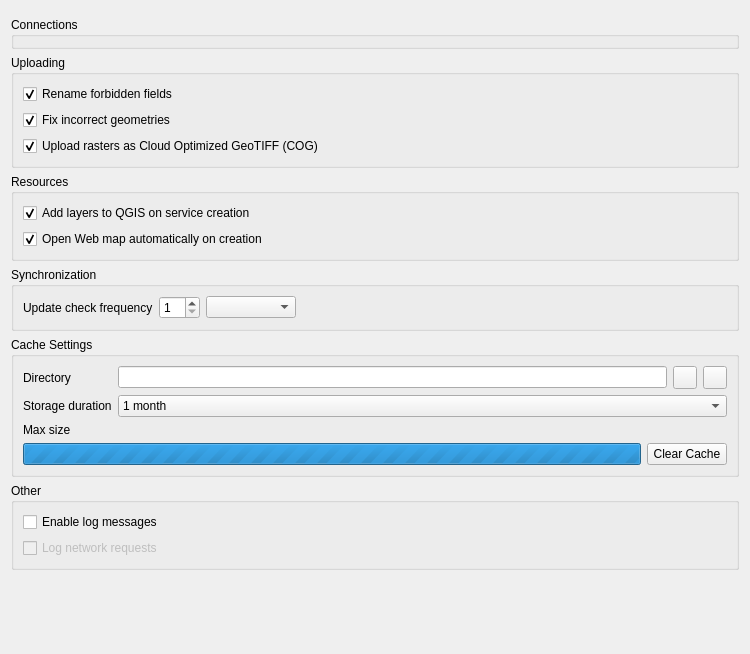
nextgis/nextgis_connect, file src/nextgis_connect/settings/settings_dialog_base.ui: the form before one commit.
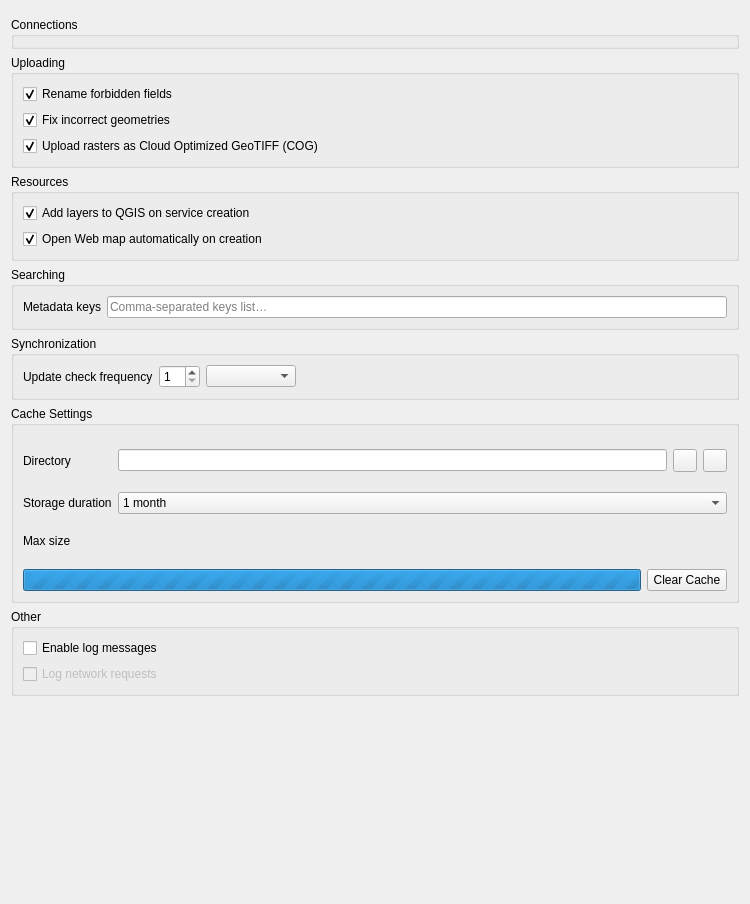
The form after the commit. Custom widgets are drawn as their Qt base class.

Commit message: Add search widgets and settings

```diff
--- a/src/nextgis_connect/settings/settings_dialog_base.ui
+++ b/src/nextgis_connect/settings/settings_dialog_base.ui
@@ -7,7 +7,7 @@
     <x>0</x>
     <y>0</y>
     <width>750</width>
-    <height>654</height>
+    <height>904</height>
    </rect>
   </property>
   <property name="sizePolicy">
@@ -121,6 +121,33 @@
      </layout>
     </widget>
    </item>
+   <item>
+    <widget class="QGroupBox" name="search_groupbox">
+     <property name="title">
+      <string>Searching</string>
+     </property>
+     <layout class="QVBoxLayout" name="verticalLayout_7">
+      <item>
+       <layout class="QFormLayout" name="formLayout">
+        <item row="0" column="0">
+         <widget class="QLabel" name="label_2">
+          <property name="text">
+           <string>Metadata keys</string>
+          </property>
+         </widget>
+        </item>
+        <item row="0" column="1">
+         <widget class="QLineEdit" name="metadataKeysLineEdit">
+          <property name="placeholderText">
+           <string>Comma-separated keys list…</string>
+          </property>
+         </widget>
+        </item>
+       </layout>
+      </item>
+     </layout>
+    </widget>
+   </item>
    <item>
     <widget class="QGroupBox" name="groupBox_2">
      <property name="title">
```
The commit also changes 12 other files.
